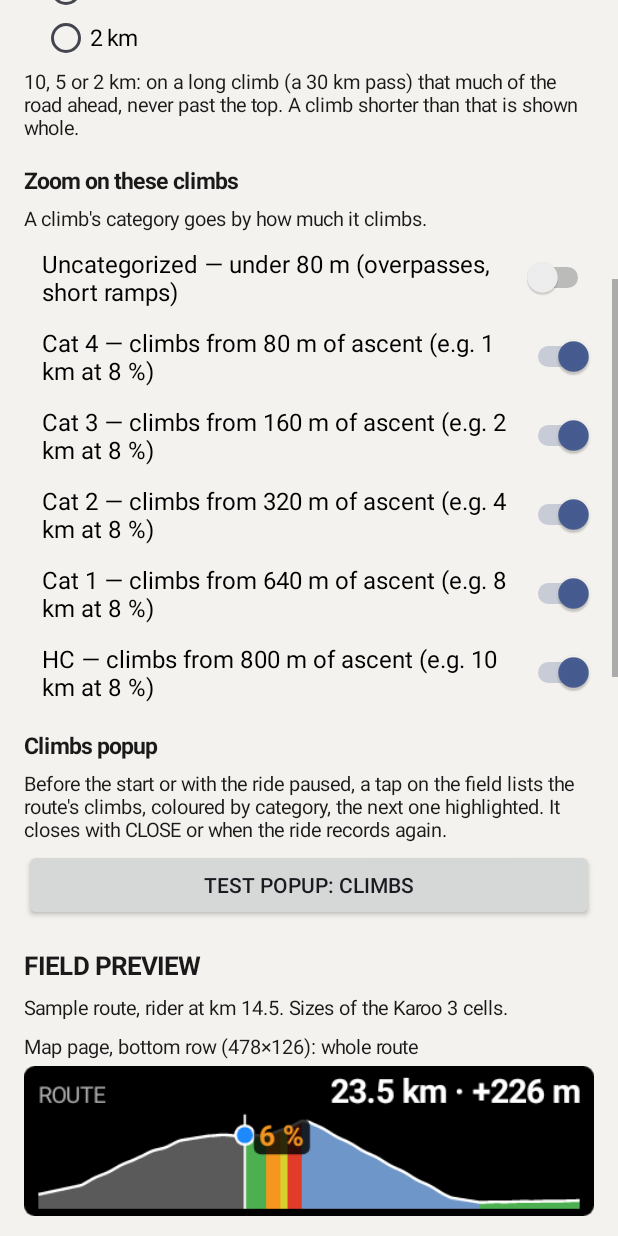
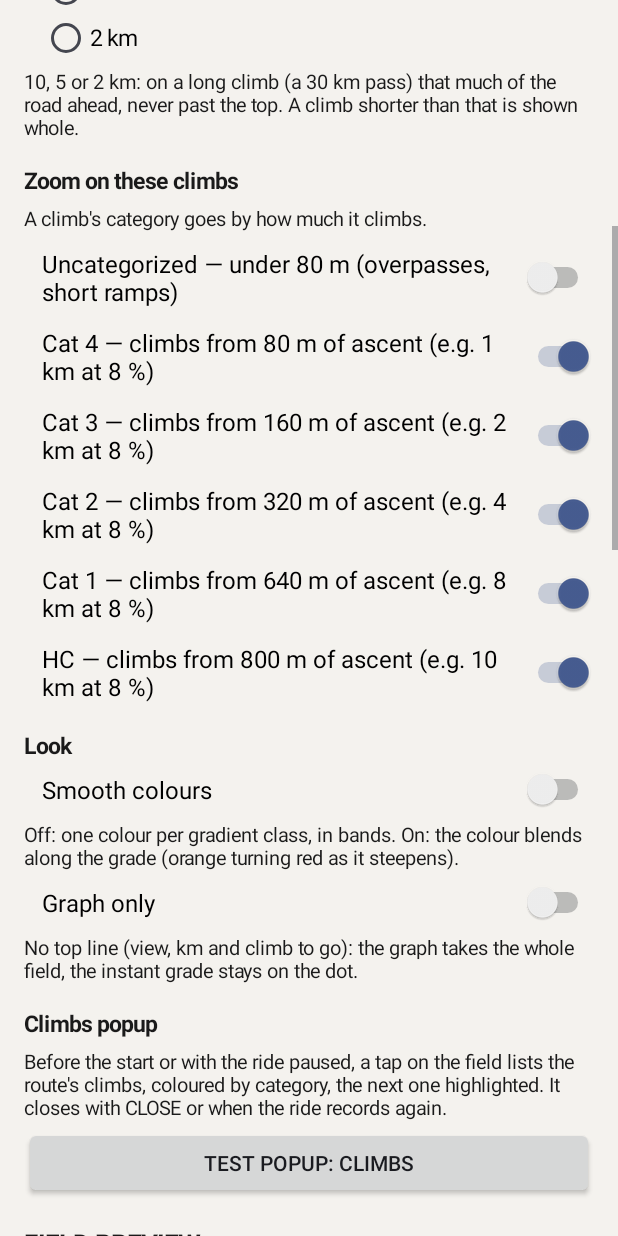
Before and after one commit to anpaiss/RouteProfile, an Android app: the screen it shows after launch (MainActivity), scrolled down 576 dp, on a phone screen of 412 x 824 dp. Run offline under Robolectric (Android 15) with nearby library versions, the phone set to English and light mode, and no system bars.

Commit message:
Look options: smooth colours (the colour blends along the grade instead of one colour per class) and graph only (no top line, the profile takes the whole field, the instant grade stays on the dot); both off by default
Co-Authored-By: Claude Opus 5.5 <noreply@anthropic.com>

```diff
--- a/app/src/main/kotlin/com/anpaiss/routeprofile/MainActivity.kt
+++ b/app/src/main/kotlin/com/anpaiss/routeprofile/MainActivity.kt
@@ -103,6 +103,22 @@ class MainActivity : Activity() {
             RouteProfileExtension.instance?.settingsChanged()
         }
 
+        col.addView(text("Look", 15f, bold = true).apply { setPadding(0, dp(12), 0, dp(2)) })
+        col.addView(Switch(this).apply {
+            text = "Smooth colours"; textSize = 16f
+            isChecked = Prefs.smooth(this@MainActivity)
+            setPadding(dp(12), dp(6), 0, dp(6))
+            setOnCheckedChangeListener { _, on -> Prefs.setSmooth(this@MainActivity, on); RouteProfileExtension.instance?.settingsChanged() }
+        })
+        col.addView(text("Off: one colour per gradient class, in bands. On: the colour blends along the grade (orange turning red as it steepens).", 13f))
+        col.addView(Switch(this).apply {
+            text = "Graph only"; textSize = 16f
+            isChecked = Prefs.graphOnly(this@MainActivity)
+            setPadding(dp(12), dp(6), 0, dp(6))
+            setOnCheckedChangeListener { _, on -> Prefs.setGraphOnly(this@MainActivity, on); RouteProfileExtension.instance?.settingsChanged() }
+        })
+        col.addView(text("No top line (view, km and climb to go): the graph takes the whole field, the instant grade stays on the dot.", 13f))
+
         col.addView(text("Climbs popup", 15f, bold = true).apply { setPadding(0, dp(12), 0, dp(2)) })
         col.addView(text("Before the start or with the ride paused, a tap on the field lists the route's climbs, coloured by category, the next one highlighted. " +
             "It closes with CLOSE or when the ride records again.", 13f))
@@ -130,6 +146,9 @@ class MainActivity : Activity() {
         preview("On the climb: what is left to the top", ProfileState.sample(Zoom.CLIMB, atM = 17_000.0), 478, 126)
         preview("On the long climb, auto zoom set to 2 km", ProfileState.sample(Zoom.CLIMB, atM = 5_000.0).let { it.copy(climb = it.climbs[0], climbSpanM = 2_000.0) }, 478, 126)
         preview("A tap with no climb near: next 10 km", ProfileState.sample(Zoom.AHEAD_10), 478, 126)
+        preview("Smooth colours", ProfileState.sample(Zoom.WHOLE).copy(smooth = true), 478, 126)
+        preview("Graph only", ProfileState.sample(Zoom.WHOLE).copy(graphOnly = true), 478, 126)
+        preview("Graph only, smooth colours", ProfileState.sample(Zoom.WHOLE).copy(graphOnly = true, smooth = true), 478, 126)
         preview("Downhill: the instant grade in blue, with its sign", ProfileState.sample(Zoom.WHOLE, atM = 26_000.0).copy(gradePct = -8.0), 478, 126)
         preview("Taller cell (478×212)", ProfileState.sample(Zoom.WHOLE), 478, 212)
         preview("Half cell (238×126)", ProfileState.sample(Zoom.WHOLE), 238, 126)
--- a/app/src/main/kotlin/com/anpaiss/routeprofile/Prefs.kt
+++ b/app/src/main/kotlin/com/anpaiss/routeprofile/Prefs.kt
@@ -8,6 +8,8 @@ object Prefs {
     private const val AUTO_ZOOM = "auto_zoom"
     private const val AUTO_SPAN_M = "auto_span_m"
     private const val AUTO_NEAR_M = "auto_near_m"
+    private const val SMOOTH = "smooth_colours"
+    private const val GRAPH_ONLY = "graph_only"
 
     private fun sp(c: Context) = c.getSharedPreferences(FILE, Context.MODE_PRIVATE)
 
@@ -25,6 +27,16 @@ object Prefs {
 
     fun setAutoNearM(c: Context, m: Double) { sp(c).edit().putFloat(AUTO_NEAR_M, m.toFloat()).apply() }
 
+    /** Smooth colours instead of bands (default off: bands). */
+    fun smooth(c: Context): Boolean = sp(c).getBoolean(SMOOTH, false)
+
+    fun setSmooth(c: Context, on: Boolean) { sp(c).edit().putBoolean(SMOOTH, on).apply() }
+
+    /** Graph only, no top line (default off). */
+    fun graphOnly(c: Context): Boolean = sp(c).getBoolean(GRAPH_ONLY, false)
+
+    fun setGraphOnly(c: Context, on: Boolean) { sp(c).edit().putBoolean(GRAPH_ONLY, on).apply() }
+
     /** Uncategorized climbs (an overpass, a short ramp) off by default, all the others on. */
     fun zoomOn(c: Context, cat: ClimbCategory): Boolean =
         sp(c).getBoolean("zoom_${cat.name}", cat != ClimbCategory.UNCATEGORIZED)
--- a/app/src/main/kotlin/com/anpaiss/routeprofile/Profile.kt
+++ b/app/src/main/kotlin/com/anpaiss/routeprofile/Profile.kt
@@ -165,13 +165,13 @@ class Profile private constructor(val stepM: Double, val ele: DoubleArray, priva
         while (a < toM && a < totalM) {
             val b = min(a + len, totalM)
             val g = (elevationAt(b) - elevationAt(a)) / (b - a) * 100.0
-            out.add(Band(max(a, fromM), min(b, toM), shadeOf(g)))
+            out.add(Band(max(a, fromM), min(b, toM), shadeOf(g), g))
             a = b
         }
         return out
     }
 
-    data class Band(val fromM: Double, val toM: Double, val shade: Shade)
+    data class Band(val fromM: Double, val toM: Double, val shade: Shade, val gradePct: Double = 0.0)
 }
 
 /** WHOLE route, the climb fitted to the cell (CLIMB), or a window of [spanM] around the rider (AHEAD_*). */
--- a/app/src/main/kotlin/com/anpaiss/routeprofile/ProfileRenderer.kt
+++ b/app/src/main/kotlin/com/anpaiss/routeprofile/ProfileRenderer.kt
@@ -3,9 +3,11 @@ package com.anpaiss.routeprofile
 import android.graphics.Bitmap
 import android.graphics.Canvas
 import android.graphics.Color
+import android.graphics.LinearGradient
 import android.graphics.Paint
 import android.graphics.Path
 import android.graphics.RectF
+import android.graphics.Shader
 import android.graphics.Typeface
 import java.util.Locale
 import kotlin.math.max
@@ -33,6 +35,24 @@ object ProfileRenderer {
         Shade.HARD -> HARD; Shade.STEEP -> STEEP; Shade.VERY_STEEP -> VERY_STEEP
     }
 
+    /** Smooth colours: each class colour sits at the middle of its range, the grades between blend. */
+    private val ANCHORS = listOf(-6.0 to DESCENT, -2.5 to DESCENT, -1.0 to EASY, 1.5 to EASY, 4.5 to MODERATE,
+        7.5 to HARD, 10.5 to STEEP, 13.5 to VERY_STEEP)
+
+    fun smoothColorOf(g: Double): Int {
+        if (g <= ANCHORS.first().first) return ANCHORS.first().second
+        for (i in 1 until ANCHORS.size) {
+            val (g1, c1) = ANCHORS[i]
+            if (g <= g1) {
+                val (g0, c0) = ANCHORS[i - 1]
+                val t = ((g - g0) / (g1 - g0)).toFloat()
+                fun ch(sh: Int) = (((c0 shr sh) and 0xFF) + (((c1 shr sh) and 0xFF) - ((c0 shr sh) and 0xFF)) * t).toInt()
+                return Color.rgb(ch(16), ch(8), ch(0))
+            }
+        }
+        return ANCHORS.last().second
+    }
+
     private val condensed: Typeface by lazy { Typeface.create("ibm-plex-sans-condensed", Typeface.NORMAL) }
     private val condensedBold: Typeface by lazy { Typeface.create(condensed, Typeface.BOLD) }
 
@@ -42,8 +62,9 @@ object ProfileRenderer {
      * the cell. Dropped when the profile area is too low for it.
      */
     private fun drawGrade(c: Canvas, g: Double, rx: Float, ry: Float, left: Float, right: Float,
-                          top: Float, bottom: Float, lineH: Float, px: Float) {
-        val p = Paint(Paint.ANTI_ALIAS_FLAG).apply { typeface = condensedBold; textSize = lineH * 0.8f; color = colorOf(InstantGrade.shade(g)) }
+                          top: Float, bottom: Float, lineH: Float, px: Float, smooth: Boolean) {
+        val col = if (smooth) smoothColorOf(g) else colorOf(InstantGrade.shade(g))
+        val p = Paint(Paint.ANTI_ALIAS_FLAG).apply { typeface = condensedBold; textSize = lineH * 0.8f; color = col }
         val label = InstantGrade.text(g)
         val tw = p.measureText(label)
         val th = p.textSize
@@ -74,10 +95,11 @@ object ProfileRenderer {
             return bmp
         }
 
-        // Top line, as high as the cell allows but never more than a fifth of it
+        // Top line, as high as the cell allows but never more than a fifth of it (also sizes the grade pill)
         val lineH = (bmp.height * 0.24f).coerceIn(14 * px, 24 * px)
         val pad = 4 * px
         val climb = state.climb
+        if (!state.graphOnly) {
         val numbers = if (state.zoom == Zoom.CLIMB && climb != null) {
             // on the climb: what is left to the top; approaching: the whole climb
             val n = ClimbNumbers.of(p, climb, state.posM)
@@ -98,11 +120,12 @@ object ProfileRenderer {
         }
         // narrow cell: the numbers matter more than the label
         if (2 * pad + text.measureText(label) + 8 * px + numbersW <= bmp.width - 2 * pad) c.drawText(label, 2 * pad, base, text)
+        }
 
-        // Profile area
+        // Profile area: below the top line, or the whole cell when the graph is alone
         val left = 2 * pad
         val right = bmp.width - 2 * pad
-        val top = pad + lineH + 3 * px
+        val top = if (state.graphOnly) pad + 2 * px else pad + lineH + 3 * px
         val bottom = bmp.height - pad
         if (bottom - top < 8 * px) return bmp
         val (from, to) = ZoomLogic.window(state.zoom, state.posM, p.totalM, state.climb, state.climbSpanM)
@@ -120,7 +143,25 @@ object ProfileRenderer {
         val pos = state.posM
         // ~90 bands across the cell: 100 m when zoomed, ~500 m on a 44 km route (a barcode otherwise)
         val bandM = Math.ceil(span / Profile.BANDS_PER_VIEW / 100.0) * 100.0
-        for (b in p.bands(from, to, bandM)) {
+        val bands = p.bands(from, to, bandM)
+        // the area under the line from a to b (a < b), as one closed path
+        fun area(a: Double, b: Double): Path {
+            val path = Path(); path.moveTo(x(a), bottom)
+            var dd = a
+            while (dd < b) { path.lineTo(x(dd), y(p.elevationAt(dd))); dd += p.stepM / 2 }
+            path.lineTo(x(b), y(p.elevationAt(b))); path.lineTo(x(b), bottom); path.close()
+            return path
+        }
+        if (state.smooth && bands.size >= 2) {
+            // one fill whose colour runs through every band's grade, from band middle to band middle
+            val xs = FloatArray(bands.size) { i -> ((x((bands[i].fromM + bands[i].toM) / 2) - left) / (right - left)).coerceIn(0f, 1f) }
+            for (i in 1 until xs.size) if (xs[i] < xs[i - 1]) xs[i] = xs[i - 1]
+            val cs = IntArray(bands.size) { i -> smoothColorOf(bands[i].gradePct) }
+            fill.shader = LinearGradient(left, 0f, right, 0f, cs, xs, Shader.TileMode.CLAMP)
+            c.drawPath(area(from, to), fill)
+            fill.shader = null
+            if (pos != null && pos > from) { fill.color = DONE; c.drawPath(area(from, minOf(pos, to)), fill) }
+        } else for (b in bands) {
             fill.color = if (pos != null && b.toM <= pos) DONE else colorOf(b.shade)
             val path = Path()
             path.moveTo(x(b.fromM), bottom)
@@ -155,7 +196,7 @@ object ProfileRenderer {
             val ry = y(p.elevationAt(pos))
             c.drawCircle(rx, ry, r + 1.5f * px, Paint(Paint.ANTI_ALIAS_FLAG).apply { color = Color.WHITE })
             c.drawCircle(rx, ry, r, dot)
-            state.gradePct?.let { g -> drawGrade(c, g, rx, ry, left, right, top, bottom, lineH, px) }
+            state.gradePct?.let { g -> drawGrade(c, g, rx, ry, left, right, top, bottom, lineH, px, state.smooth) }
         }
         return bmp
     }
--- a/app/src/main/kotlin/com/anpaiss/routeprofile/ProfileState.kt
+++ b/app/src/main/kotlin/com/anpaiss/routeprofile/ProfileState.kt
@@ -10,6 +10,10 @@ data class ProfileState(
     val climb: ClimbSpan? = null,
     /** Auto zoom on a climb: 0 = the whole climb, else the km shown (10, 5 or 2 km, at most to the top). */
     val climbSpanM: Double = 0.0,
+    /** Colours: false = one colour per gradient class (bands), true = a continuous blend along the grade. */
+    val smooth: Boolean = false,
+    /** Only the graph and the instant grade on the dot: no top line, the profile takes the whole cell. */
+    val graphOnly: Boolean = false,
     /** Not recording (paused, or before the start): a tap opens the climbs popup instead of switching the zoom. */
     val paused: Boolean = false,
     /** The Karoo's own instant grade (%), as its Grade field shows it; null = no value. */
--- a/app/src/main/kotlin/com/anpaiss/routeprofile/RouteProfileExtension.kt
+++ b/app/src/main/kotlin/com/anpaiss/routeprofile/RouteProfileExtension.kt
@@ -145,7 +145,8 @@ class RouteProfileExtension : KarooExtension("routeprofile", BuildConfig.VERSION
         // a manual CLIMB with no climb near any more goes back to the whole route
         val m = manual?.let { if (it == Zoom.CLIMB && climb == null) Zoom.WHOLE else it }
         // the 10/5/2 km choice applies to the automatic climb view; a tapped CLIMB shows the whole climb
-        _state.value = s.copy(posM = pos, zoom = m ?: auto, climb = climb, climbSpanM = if (m == null) Prefs.autoSpanM(this) else 0.0)
+        _state.value = s.copy(posM = pos, zoom = m ?: auto, climb = climb, climbSpanM = if (m == null) Prefs.autoSpanM(this) else 0.0,
+            smooth = Prefs.smooth(this), graphOnly = Prefs.graphOnly(this))
     }
 
     private fun total(s: ProfileState) = s.profile?.totalM ?: 0.0
```
Also changed, not shown: 1 other file.
